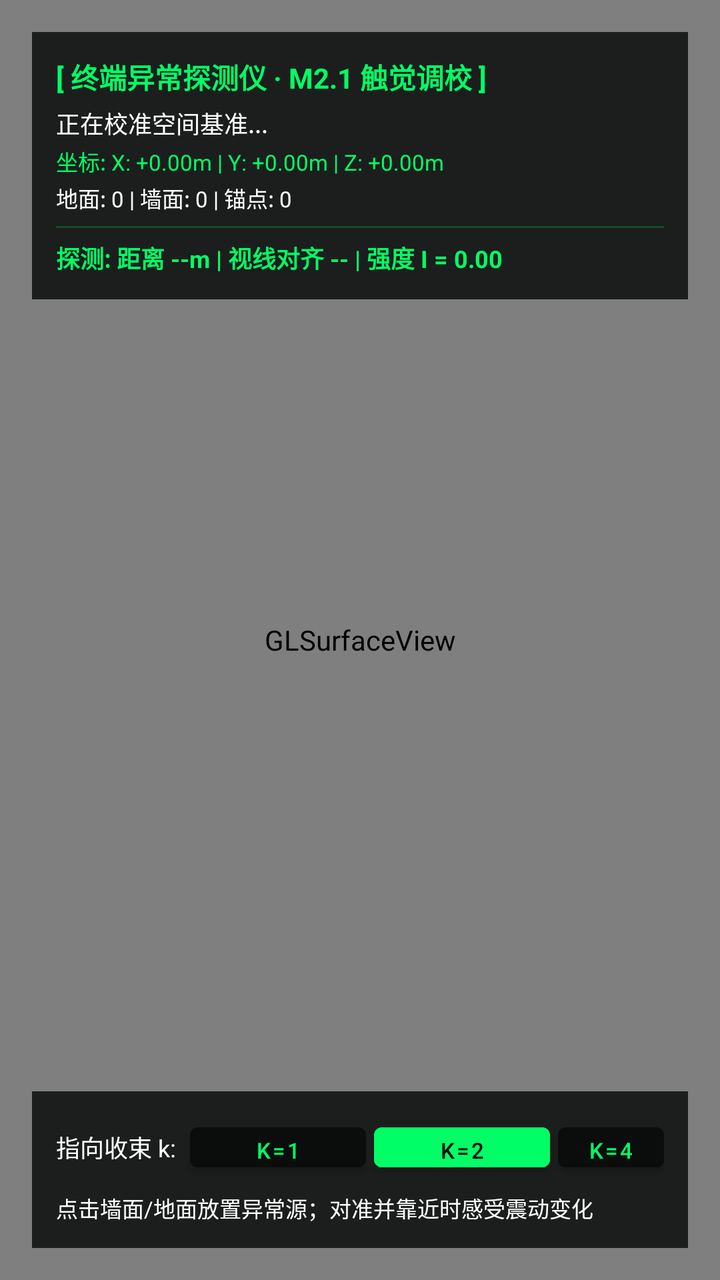
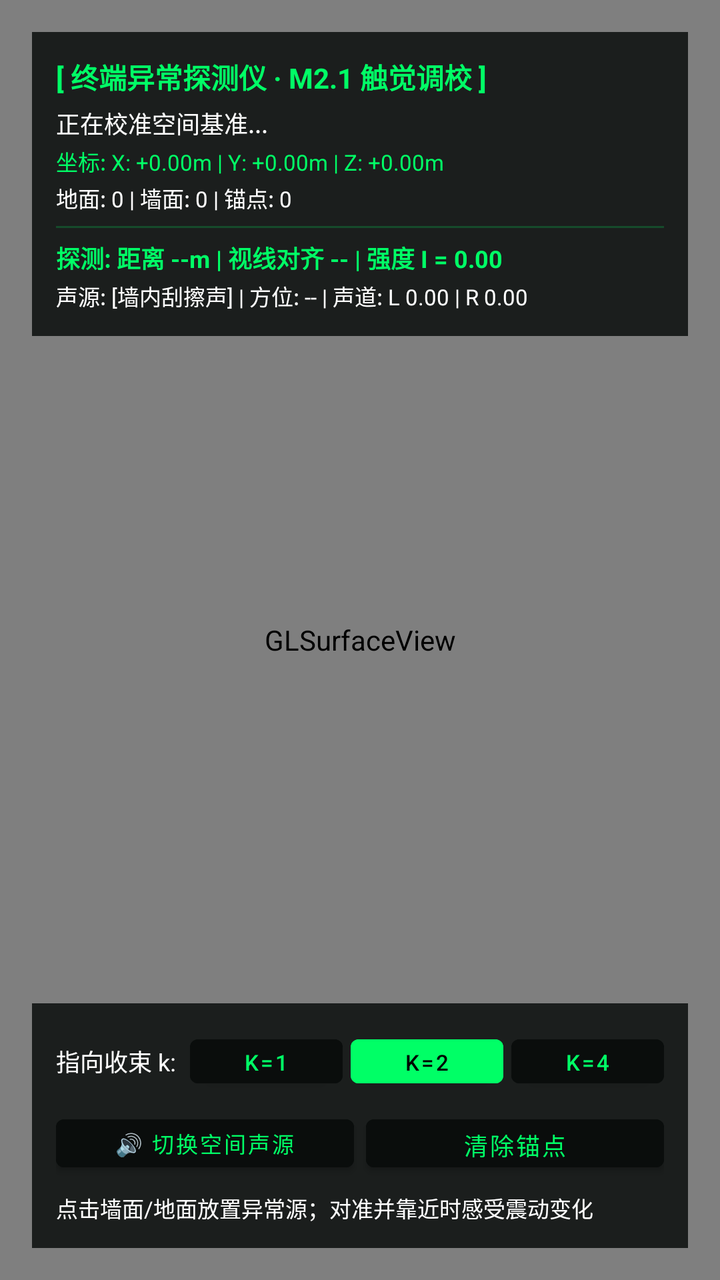

Screens rendered from an Android XML layout before and after an edit, with the pre-edit source and the edit as a unified diff.
<!-- AndroidManifest.xml: application theme Theme.HomeDungeonAR -->
<!-- res/layout/activity_main.xml -->
<?xml version="1.0" encoding="utf-8"?>
<FrameLayout xmlns:android="http://schemas.android.com/apk/res/android"
    android:layout_width="match_parent"
    android:layout_height="match_parent"
    android:background="@color/black">

    <android.opengl.GLSurfaceView
        android:id="@+id/surfaceView"
        android:layout_width="match_parent"
        android:layout_height="match_parent" />

    
    <LinearLayout
        android:layout_width="match_parent"
        android:layout_height="wrap_content"
        android:layout_gravity="top"
        android:layout_margin="16dp"
        android:background="@color/terminal_dark"
        android:orientation="vertical"
        android:padding="12dp">

        <TextView
            android:layout_width="wrap_content"
            android:layout_height="wrap_content"
            android:text="[ 终端异常探测仪 · M2.1 触觉调校 ]"
            android:textColor="@color/terminal_green"
            android:textSize="14sp"
            android:textStyle="bold" />

        <TextView
            android:id="@+id/tvStatus"
            android:layout_width="wrap_content"
            android:layout_height="wrap_content"
            android:layout_marginTop="4dp"
            android:text="正在校准空间基准..."
            android:textColor="@color/white"
            android:textSize="12sp" />

        <TextView
            android:id="@+id/tvPose"
            android:layout_width="wrap_content"
            android:layout_height="wrap_content"
            android:layout_marginTop="2dp"
            android:text="坐标: X: +0.00m | Y: +0.00m | Z: +0.00m"
            android:textColor="@color/terminal_green"
            android:textSize="11sp" />

        <TextView
            android:id="@+id/tvInfo"
            android:layout_width="wrap_content"
            android:layout_height="wrap_content"
            android:layout_marginTop="2dp"
            android:text="地面: 0 | 墙面: 0 | 锚点: 0"
            android:textColor="@color/white"
            android:textSize="11sp" />

        <View
            android:layout_width="match_parent"
            android:layout_height="1dp"
            android:layout_marginTop="6dp"
            android:layout_marginBottom="6dp"
            android:background="@color/terminal_border" />

        
        <TextView
            android:id="@+id/tvDetectorHaptics"
            android:layout_width="wrap_content"
            android:layout_height="wrap_content"
            android:text="探测: 距离 --m | 视线对齐 -- | 强度 I = 0.00"
            android:textColor="@color/terminal_green"
            android:textSize="12sp"
            android:textStyle="bold" />
    </LinearLayout>

    
    <LinearLayout
        android:layout_width="match_parent"
        android:layout_height="wrap_content"
        android:layout_gravity="bottom"
        android:layout_margin="16dp"
        android:background="@color/terminal_dark"
        android:orientation="vertical"
        android:padding="12dp">

        <LinearLayout
            android:layout_width="match_parent"
            android:layout_height="wrap_content"
            android:gravity="center_vertical"
            android:orientation="horizontal">

            <TextView
                android:layout_width="wrap_content"
                android:layout_height="wrap_content"
                android:text="指向收束 k: "
                android:textColor="@color/white"
                android:textSize="12sp" />

            <Button
                android:id="@+id/btnK1"
                android:layout_width="wrap_content"
                android:layout_height="32dp"
                android:layout_marginStart="4dp"
                android:backgroundTint="@color/terminal_dark"
                android:paddingStart="8dp"
                android:paddingEnd="8dp"
                android:text="k=1"
                android:textColor="@color/terminal_green"
                android:textSize="11sp" />

            <Button
                android:id="@+id/btnK2"
                android:layout_width="wrap_content"
                android:layout_height="32dp"
                android:layout_marginStart="4dp"
                android:backgroundTint="@color/terminal_green"
                android:paddingStart="8dp"
                android:paddingEnd="8dp"
                android:text="k=2"
                android:textColor="@color/black"
                android:textSize="11sp" />

            <Button
                android:id="@+id/btnK4"
                android:layout_width="wrap_content"
                android:layout_height="32dp"
                android:layout_marginStart="4dp"
                android:backgroundTint="@color/terminal_dark"
                android:paddingStart="8dp"
                android:paddingEnd="8dp"
                android:text="k=4"
                android:textColor="@color/terminal_green"
                android:textSize="11sp" />

            <View
                android:layout_width="0dp"
                android:layout_height="1dp"
                android:layout_weight="1" />

            <Button
                android:id="@+id/btnTestVibrate"
                android:layout_width="wrap_content"
                android:layout_height="32dp"
                android:layout_marginEnd="6dp"
                android:backgroundTint="@color/terminal_border"
                android:paddingStart="8dp"
                android:paddingEnd="8dp"
                android:text="测试震动"
                android:textColor="@color/terminal_green"
                android:textSize="11sp" />

            <Button
                android:id="@+id/btnClearAnchors"
                android:layout_width="wrap_content"
                android:layout_height="32dp"
                android:backgroundTint="@color/terminal_green"
                android:paddingStart="8dp"
                android:paddingEnd="8dp"
                android:text="清除锚点"
                android:textColor="@color/black"
                android:textSize="11sp" />
        </LinearLayout>

        <TextView
            android:id="@+id/tvHint"
            android:layout_width="match_parent"
            android:layout_height="wrap_content"
            android:layout_marginTop="6dp"
            android:text="点击墙面/地面放置异常源；对准并靠近时感受震动变化"
            android:textColor="@color/white"
            android:textSize="11sp" />
    </LinearLayout>

    
    <LinearLayout
        android:id="@+id/permissionLayout"
        android:layout_width="match_parent"
        android:layout_height="wrap_content"
        android:layout_gravity="center"
        android:layout_margin="24dp"
        android:background="@color/terminal_dark"
        android:gravity="center"
        android:orientation="vertical"
        android:padding="20dp"
        android:visibility="gone">

        <TextView
            android:layout_width="wrap_content"
            android:layout_height="wrap_content"
            android:gravity="center"
            android:text="@string/camera_permission_required"
            android:textColor="@color/white"
            android:textSize="16sp" />

        <Button
            android:id="@+id/btnGrantPermission"
            android:layout_width="wrap_content"
            android:layout_height="wrap_content"
            android:layout_marginTop="16dp"
            android:backgroundTint="@color/terminal_green"
            android:text="@string/grant_permission"
            android:textColor="@color/black" />
    </LinearLayout>

</FrameLayout>
<!-- resources referenced by this layout -->
<resources>
  <color name="black">#FF000000</color>
  <color name="terminal_border">#3300FF66</color>
  <color name="terminal_dark">#D90A0E0C</color>
  <color name="terminal_green">#FF00FF66</color>
  <color name="white">#FFFFFFFF</color>
  <string name="camera_permission_required">终端需要相机权限以观测空间</string>
  <string name="grant_permission">授权</string>
  <style name="Theme.HomeDungeonAR" parent="Theme.MaterialComponents.DayNight.NoActionBar">
          <item name="android:statusBarColor">@color/black</item>
          <item name="android:navigationBarColor">@color/black</item>
          <item name="android:windowBackground">@color/black</item>
      </style>
</resources>

<!-- the commit's change to res/layout/activity_main.xml (unified diff, before → after) -->
@@ -70,6 +70,16 @@
             android:textColor="@color/terminal_green"
             android:textSize="12sp"
             android:textStyle="bold" />
+
+        
+        <TextView
+            android:id="@+id/tvSpatialAudio"
+            android:layout_width="wrap_content"
+            android:layout_height="wrap_content"
+            android:layout_marginTop="2dp"
+            android:text="声源: [墙内刮擦声] | 方位: -- | 声道: L 0.00 | R 0.00"
+            android:textColor="@color/white"
+            android:textSize="11sp" />
     </LinearLayout>
 
     
@@ -82,6 +92,7 @@
         android:orientation="vertical"
         android:padding="12dp">
 
+        
         <LinearLayout
             android:layout_width="match_parent"
             android:layout_height="wrap_content"
@@ -97,67 +108,72 @@
 
             <Button
                 android:id="@+id/btnK1"
-                android:layout_width="wrap_content"
-                android:layout_height="32dp"
+                android:layout_width="0dp"
+                android:layout_height="34dp"
                 android:layout_marginStart="4dp"
-                android:backgroundTint="@color/terminal_dark"
-                android:paddingStart="8dp"
-                android:paddingEnd="8dp"
+                android:layout_weight="1"
+                android:backgroundTint="@color/terminal_dark"
+                android:paddingStart="4dp"
+                android:paddingEnd="4dp"
                 android:text="k=1"
                 android:textColor="@color/terminal_green"
                 android:textSize="11sp" />
 
             <Button
                 android:id="@+id/btnK2"
-                android:layout_width="wrap_content"
-                android:layout_height="32dp"
+                android:layout_width="0dp"
+                android:layout_height="34dp"
                 android:layout_marginStart="4dp"
+                android:layout_weight="1"
                 android:backgroundTint="@color/terminal_green"
-                android:paddingStart="8dp"
-                android:paddingEnd="8dp"
+                android:paddingStart="4dp"
+                android:paddingEnd="4dp"
                 android:text="k=2"
                 android:textColor="@color/black"
                 android:textSize="11sp" />
 
             <Button
                 android:id="@+id/btnK4"
-                android:layout_width="wrap_content"
-                android:layout_height="32dp"
+                android:layout_width="0dp"
+                android:layout_height="34dp"
                 android:layout_marginStart="4dp"
-                android:backgroundTint="@color/terminal_dark"
-                android:paddingStart="8dp"
-                android:paddingEnd="8dp"
+                android:layout_weight="1"
+                android:backgroundTint="@color/terminal_dark"
+                android:paddingStart="4dp"
+                android:paddingEnd="4dp"
                 android:text="k=4"
                 android:textColor="@color/terminal_green"
                 android:textSize="11sp" />
-
-            <View
-                android:layout_width="0dp"
-                android:layout_height="1dp"
-                android:layout_weight="1" />
-
-            <Button
-                android:id="@+id/btnTestVibrate"
-                android:layout_width="wrap_content"
-                android:layout_height="32dp"
+        </LinearLayout>
+
+        
+        <LinearLayout
+            android:layout_width="match_parent"
+            android:layout_height="wrap_content"
+            android:layout_marginTop="6dp"
+            android:gravity="center_vertical"
+            android:orientation="horizontal">
+
+            <Button
+                android:id="@+id/btnToggleAudio"
+                android:layout_width="0dp"
+                android:layout_height="36dp"
                 android:layout_marginEnd="6dp"
-                android:backgroundTint="@color/terminal_border"
-                android:paddingStart="8dp"
-                android:paddingEnd="8dp"
-                android:text="测试震动"
+                android:layout_weight="1"
+                android:backgroundTint="@color/terminal_dark"
+                android:text="🔊 切换空间声源"
                 android:textColor="@color/terminal_green"
                 android:textSize="11sp" />
 
             <Button
                 android:id="@+id/btnClearAnchors"
-                android:layout_width="wrap_content"
-                android:layout_height="32dp"
-                android:backgroundTint="@color/terminal_green"
-                android:paddingStart="8dp"
-                android:paddingEnd="8dp"
+                android:layout_width="0dp"
+                android:layout_height="36dp"
+                android:layout_weight="1"
+                android:backgroundTint="@color/terminal_dark"
                 android:text="清除锚点"
-                android:textColor="@color/black"
-                android:textSize="11sp" />
+                android:textColor="@color/terminal_green"
+                android:textSize="12sp" />
         </LinearLayout>
 
         <TextView
